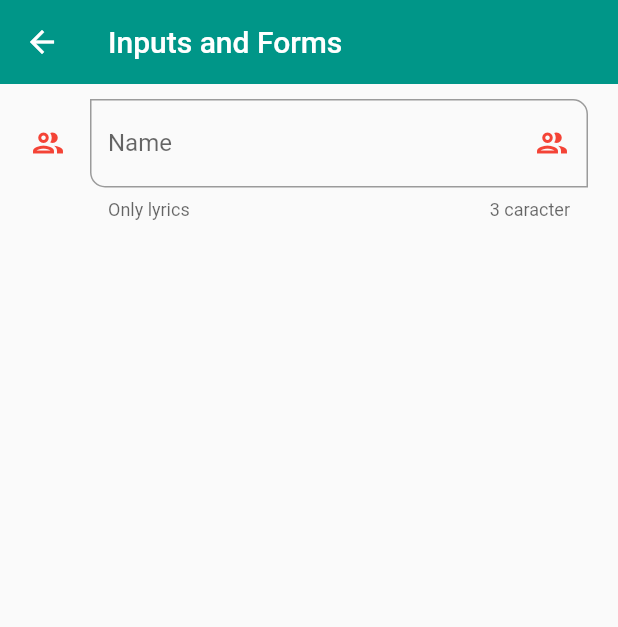
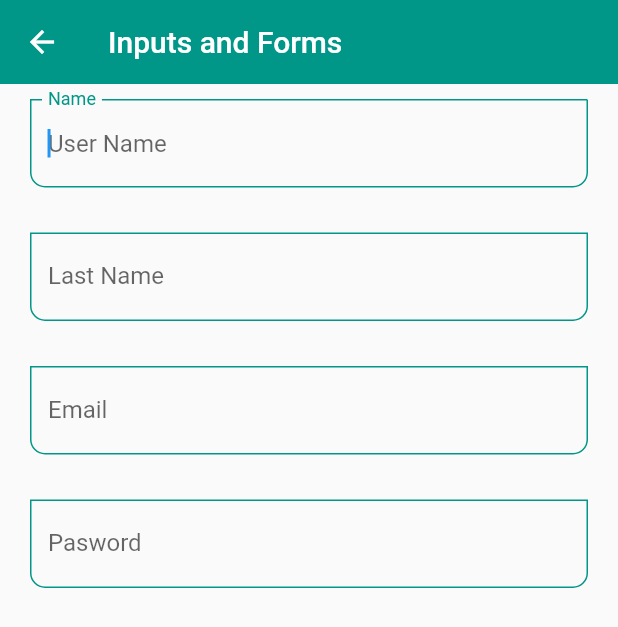
Before and after one commit to bastndev/Flutter-ListView-1, a Flutter app: the InputssScreen screen opened by its route, on a phone screen of 412 x 824 dp. Shown: the top 627 px of the screen. Run offline on Flutter 3.47's test engine with Material 2 defaults, Android fonts, the phone set to English and light mode, and no system bars.

Commit message:
:recycle: Vercion 4.0.2 (#5)

```diff
--- a/lib/screens/inputs_screen.dart
+++ b/lib/screens/inputs_screen.dart
@@ -1,4 +1,6 @@
 import 'package:flutter/material.dart';
+
+import '../widgets/widgets.dart';
 
 class InputssScreen extends StatelessWidget {
   const InputssScreen({Key? key}) : super(key: key);
@@ -7,50 +9,28 @@ class InputssScreen extends StatelessWidget {
   Widget build(BuildContext context) {
     return Scaffold(
         appBar: AppBar(
-          title: Text('Inputs and Forms'),
+          title: const Text('Inputs and Forms'),
         ),
         body: SingleChildScrollView(
           child: Padding(
             padding: const EdgeInsets.symmetric(horizontal: 20, vertical: 10),
-            child: Column(children: [
-              TextFormField(
-                autofocus: false,
-                initialValue: '',
-                textCapitalization: TextCapitalization.words,
-                onChanged: (value) {
-                  print('value: $value');
-                },
-                validator: (value) {
-                  if (value == null) return 'Este Campo es requerido';
-                  return value.length < 3 ? 'Minimo de 3 letras ' : null;
-                },
-                autovalidateMode: AutovalidateMode.onUserInteraction,
-                decoration: const InputDecoration(
-                  hintText: 'Name User',
-                  labelText: 'Name',
-                  helperText: 'Only lyrics',
-                  counterText:'3 caracter',
-                  // prefixIcon: Icon(Icons.group_outlined, color: Colors.red,),
-                  suffixIcon: Icon(Icons.group_outlined, color: Colors.red,),
-                  icon:Icon(Icons.group_outlined, color: Colors.red,),
-                  focusedBorder: OutlineInputBorder(
-                    borderSide: BorderSide(
-                      color: Colors.black
-                    )
-                  ),
-                  /* --- --- --- --- --- Borde box */
-                    border:OutlineInputBorder(
-                      borderRadius: BorderRadius.only(
-                        bottomLeft: Radius.circular(10),
-                        // bottomRight: Radius.circular(10),
-                        topRight: Radius.circular(10),
-                        // topLeft: Radius.circular(10),
-                      )
-                    )
-                ),
-              )
-            ]),
+            child: Column(
+            children:const [
+
+              CustomInputField( labelText: 'Name', hintText: 'User Name',),
+
+              SizedBox(height: 30,),
+              CustomInputField( labelText: 'Last Name', hintText: 'Last Name',),
+
+              SizedBox(height: 30,),
+              CustomInputField( labelText: 'Email', hintText: 'Email User', keyboardType: TextInputType.emailAddress,),
+
+              SizedBox(height: 30,),
+              CustomInputField( labelText: 'Pasword', hintText: 'User Pasword', obscureText: true,),
+            ]
           ),
-        ));
+        ),
+      )
+    );
   }
 }
--- a/lib/theme/app_theme.dart
+++ b/lib/theme/app_theme.dart
@@ -37,6 +37,25 @@ class AppTheme {
           ),
   ),
 
+
+  inputDecorationTheme: const InputDecorationTheme(
+    floatingLabelStyle: TextStyle(color: primary),
+    enabledBorder: OutlineInputBorder(
+      borderSide: BorderSide( color: primary),
+      borderRadius: BorderRadius.only(bottomLeft: Radius.circular(10), bottomRight: Radius.circular(10))
+    ),
+
+    focusedBorder: OutlineInputBorder(
+      borderSide: BorderSide( color: primary),
+      borderRadius: BorderRadius.only(bottomLeft: Radius.circular(10), bottomRight: Radius.circular(10))
+    ),
+
+    border: OutlineInputBorder(
+      borderRadius: BorderRadius.only(bottomLeft: Radius.circular(10), bottomRight: Radius.circular(10))
+    ),
+
+  )
+
 );
 
 // --- --- --- --- --- Dark Mode - Color
--- /dev/null
+++ b/lib/widgets/custom_input_field.dart
@@ -0,0 +1,52 @@
+import 'package:flutter/material.dart';
+
+class CustomInputField extends StatelessWidget {
+  final String? hintText;
+  final String? labelText;
+  final String? helperText;
+  final IconData? icon;
+  final IconData? suffixIcon;
+  final TextInputType? keyboardType;
+  final bool  obscureText;
+
+  const CustomInputField({
+    super.key,
+    this.hintText,
+    this.labelText,
+    this.helperText,
+    this.icon,
+    this.suffixIcon,
+    this.keyboardType,
+    this.obscureText = false,
+  });
+
+  @override
+  Widget build(BuildContext context) {
+    return TextFormField(
+      autofocus: true,
+      initialValue: '',
+      textCapitalization: TextCapitalization.words,
+      keyboardType: keyboardType,
+      obscureText:obscureText,
+
+      // ignore: avoid_print
+      onChanged: (value) {print('value: $value');},
+      /*  --- --- --- --- --- --- --- Date Usar  */
+      validator: (value) {
+        if (value == null) return 'Este Campo es requerido';
+        return value.length < 3 ? 'Minimo de 3 letras ' : null;
+      },
+      autovalidateMode: AutovalidateMode.onUserInteraction,
+      decoration: InputDecoration(
+        hintText: hintText,
+        labelText: labelText,
+        helperText: helperText,
+
+        /*  --- --- --- --- --- --- --- --- Colors  */
+        // prefixIcon: Icon(Icons.group_outlined, color: Colors.red,),
+        suffixIcon: suffixIcon == null ? null : Icon(suffixIcon),
+        icon: icon == null ? null : Icon(icon),
+      ),
+    );
+  }
+}
--- a/lib/widgets/widgets.dart
+++ b/lib/widgets/widgets.dart
@@ -1,3 +1,5 @@
+
+export 'package:github_flutter_1/widgets/custom_input_field.dart';
 
 export 'package:github_flutter_1/widgets/custom_card_ty2.dart';
 
```
